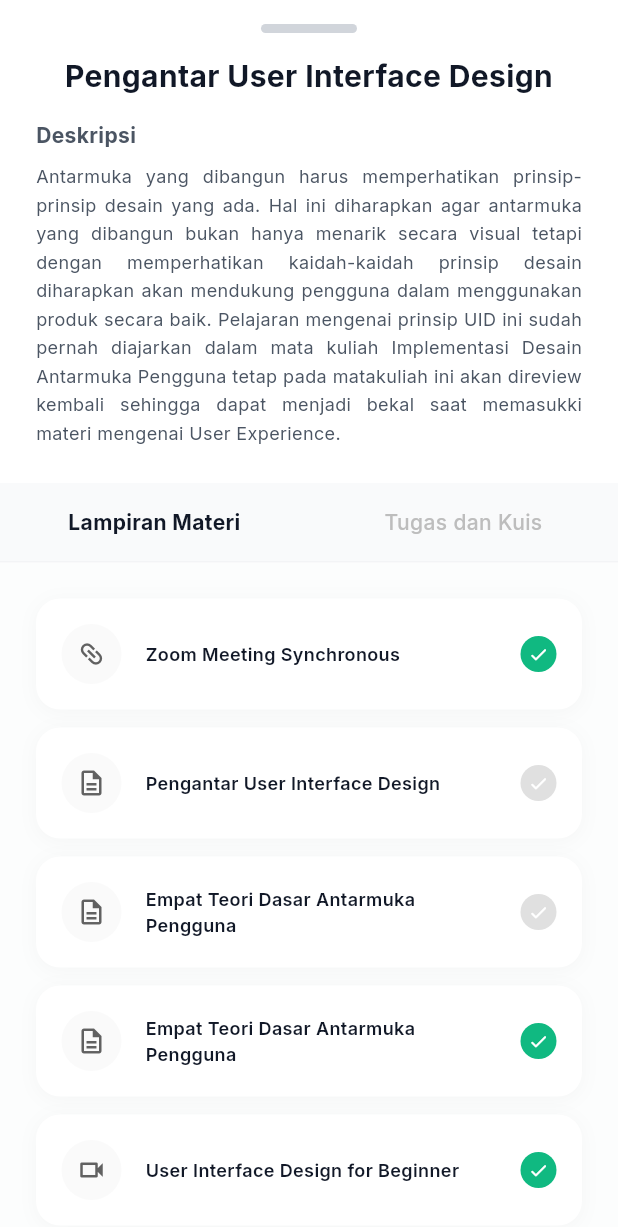
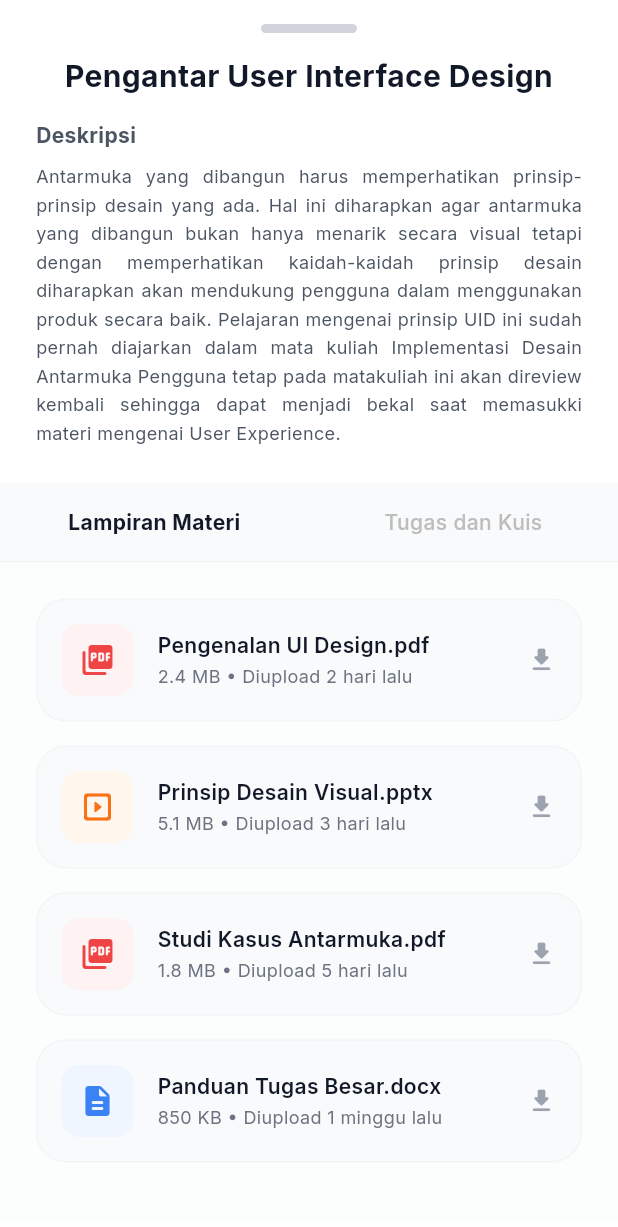
Before and after one commit to lianazein09/lmsuas, a Flutter app: the MaterialDetailScreen screen opened directly, on a phone screen of 412 x 824 dp. Shown: the top 1227 px of the screen. Run offline on Flutter 3.47's test engine with Material 3 defaults, Android fonts, the phone set to English and light mode, and no system bars; our stand-ins replace google_fonts; network calls fail.

Commit message:
menambahkan lampiran materi

```diff
--- a/lib/screens/material_detail_screen.dart
+++ b/lib/screens/material_detail_screen.dart
@@ -21,38 +21,31 @@ class _MaterialDetailScreenState extends State<MaterialDetailScreen> {
   // Attachments data
   final List<Map<String, dynamic>> _attachments = [
     {
-      'type': 'link',
-      'title': 'Zoom Meeting Synchronous',
+      'type': 'pdf',
+      'title': 'Pengenalan UI Design.pdf',
+      'size': '2.4 MB',
+      'time': 'Diupload 2 hari lalu',
       'completed': true,
     },
     {
-      'type': 'document',
-      'title': 'Pengantar User Interface Design',
+      'type': 'pptx',
+      'title': 'Prinsip Desain Visual.pptx',
+      'size': '5.1 MB',
+      'time': 'Diupload 3 hari lalu',
       'completed': false,
     },
     {
-      'type': 'document',
-      'title': 'Empat Teori Dasar Antarmuka Pengguna',
+      'type': 'pdf',
+      'title': 'Studi Kasus Antarmuka.pdf',
+      'size': '1.8 MB',
+      'time': 'Diupload 5 hari lalu',
       'completed': false,
     },
     {
-      'type': 'document',
-      'title': 'Empat Teori Dasar Antarmuka Pengguna',
-      'completed': true,
-    },
-    {
-      'type': 'video',
-      'title': 'User Interface Design for Beginner',
-      'completed': true,
-    },
-    {
-      'type': 'link',
-      'title': '20 Prinsip Desain',
-      'completed': true,
-    },
-    {
-      'type': 'link',
-      'title': 'Best Practice UI Design',
+      'type': 'docx',
+      'title': 'Panduan Tugas Besar.docx',
+      'size': '850 KB',
+      'time': 'Diupload 1 minggu lalu',
       'completed': true,
     },
   ];
@@ -256,90 +249,91 @@ class _MaterialDetailScreenState extends State<MaterialDetailScreen> {
   }
 
   Widget _buildAttachmentCard(Map<String, dynamic> attachment, bool isDark) {
-    final cardColor = isDark ? Colors.grey[800] : Colors.white;
-    final textColor = isDark ? const Color(0xFFF9FAFB) : const Color(0xFF111827);
-    final iconBgColor = isDark ? Colors.grey[700] : Colors.grey[50];
-    final iconColor = isDark ? Colors.grey[300] : Colors.grey[700];
+    final cardColor = isDark ? const Color(0xFF1F2937).withOpacity(0.5) : const Color(0xFFF9FAFB);
+    final borderColor = isDark ? const Color(0xFF374151) : const Color(0xFFF3F4F6);
+    final textColor = isDark ? Colors.white : const Color(0xFF111827);
+    final secondaryTextColor = isDark ? const Color(0xFF9CA3AF) : const Color(0xFF6B7280);
 
-    // Get icon based on type
+    // Get icon and color based on type
     IconData icon;
-    double rotation = 0;
+    Color iconColor;
+    Color iconBgColor;
+
     switch (attachment['type']) {
-      case 'link':
-        icon = Icons.link;
-        rotation = 0.785; // 45 degrees in radians
+      case 'pdf':
+        icon = Icons.picture_as_pdf_rounded;
+        iconColor = const Color(0xFFEF4444); // Red-500
+        iconBgColor = isDark ? const Color(0xFF7F1D1D).withOpacity(0.2) : const Color(0xFFFEF2F2);
         break;
-      case 'video':
-        icon = Icons.videocam_outlined;
+      case 'pptx':
+        icon = Icons.slideshow_rounded;
+        iconColor = const Color(0xFFF97316); // Orange-500
+        iconBgColor = isDark ? const Color(0xFF7C2D12).withOpacity(0.2) : const Color(0xFFFFF7ED);
         break;
-      case 'document':
+      case 'docx':
+        icon = Icons.description_rounded;
+        iconColor = const Color(0xFF3B82F6); // Blue-500
+        iconBgColor = isDark ? const Color(0xFF1E3A8A).withOpacity(0.2) : const Color(0xFFEFF6FF);
+        break;
       default:
-        icon = Icons.description_outlined;
+        icon = Icons.insert_drive_file_rounded;
+        iconColor = secondaryTextColor;
+        iconBgColor = isDark ? Colors.grey[800]! : Colors.grey[100]!;
     }
 
     return Container(
-      margin: const EdgeInsets.only(bottom: 12),
+      margin: const EdgeInsets.only(bottom: 16),
       padding: const EdgeInsets.all(16),
       decoration: BoxDecoration(
         color: cardColor,
-        borderRadius: BorderRadius.circular(16),
-        border: Border.all(
-          color: isDark ? Colors.grey[700]! : Colors.transparent,
-          width: 1,
-        ),
-        boxShadow: [
-          BoxShadow(
-            color: Colors.black.withValues(alpha: 0.03),
-            blurRadius: 10,
-            offset: const Offset(0, 2),
-          ),
-        ],
+        borderRadius: BorderRadius.circular(20),
+        border: Border.all(color: borderColor),
       ),
       child: Row(
         children: [
           // Icon
           Container(
-            width: 40,
-            height: 40,
+            width: 48,
+            height: 48,
             decoration: BoxDecoration(
               color: iconBgColor,
-              shape: BoxShape.circle,
+              borderRadius: BorderRadius.circular(12),
             ),
-            child: Center(
-              child: Transform.rotate(
-                angle: rotation,
-                child: Icon(icon, color: iconColor, size: 20),
-              ),
-            ),
+            child: Icon(icon, color: iconColor, size: 24),
           ),
           const SizedBox(width: 16),
-          // Title
+          // Info
           Expanded(
-            child: Text(
+            child: Column(
+              crossAxisAlignment: CrossAxisAlignment.start,
+              children: [
+                Text(
                   attachment['title'],
                   style: GoogleFonts.inter(
-                fontSize: 12,
+                    fontSize: 14,
                     fontWeight: FontWeight.w600,
                     color: textColor,
                   ),
-              maxLines: 2,
+                  maxLines: 1,
                   overflow: TextOverflow.ellipsis,
+                ),
+                const SizedBox(height: 2),
+                Text(
+                  '${attachment['size']} • ${attachment['time']}',
+                  style: GoogleFonts.inter(
+                    fontSize: 12,
+                    color: secondaryTextColor,
+                  ),
+                ),
+              ],
             ),
           ),
           const SizedBox(width: 8),
-          // Status
-          Container(
-            width: 24,
-            height: 24,
-            decoration: BoxDecoration(
-              color: attachment['completed'] ? accentGreen : (isDark ? Colors.grey[600] : Colors.grey[300]),
-              shape: BoxShape.circle,
-            ),
-            child: const Icon(
-              Icons.check_rounded,
-              color: Colors.white,
-              size: 14,
-            ),
+          // Download Icon
+          Icon(
+            Icons.download_rounded,
+            color: isDark ? const Color(0xFF6B7280) : const Color(0xFF9CA3AF),
+            size: 20,
           ),
         ],
       ),
```
Lines whose indentation alone changed are shown as unchanged.
